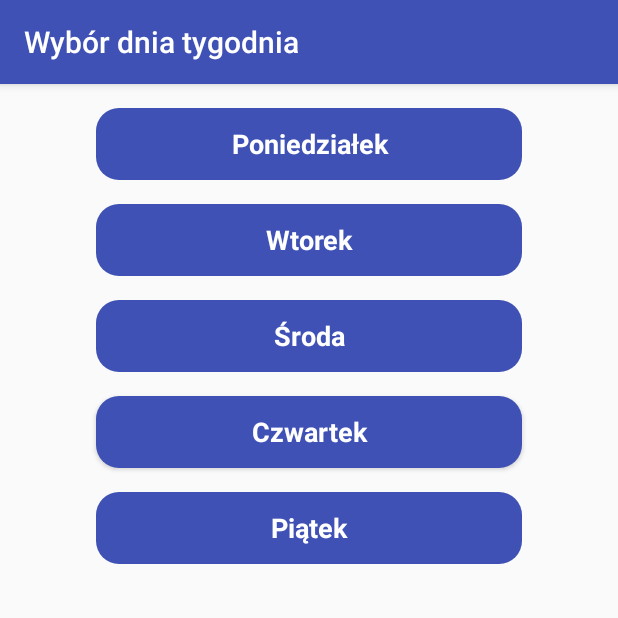
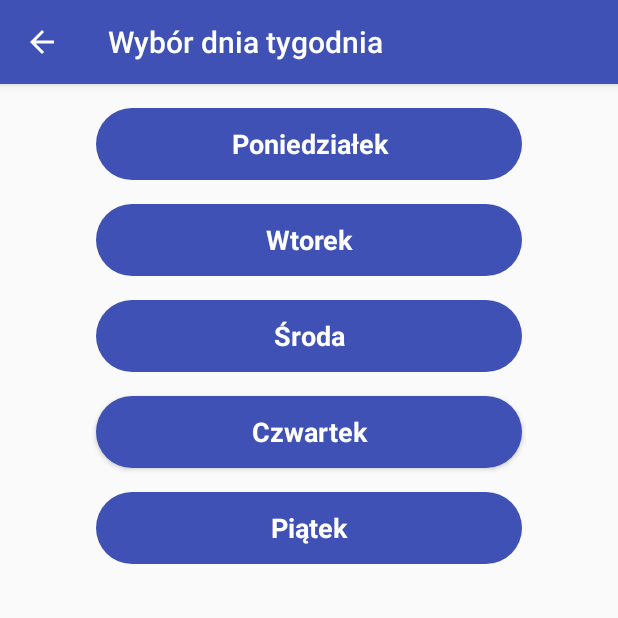
Before and after one commit to MaciejCmiel/Timetable-App, an Android app: the screen it shows after launch (DayChoiceActivity), after a tap on "POBIERZ", on a phone screen of 412 x 824 dp, the top half of it. Run offline under Robolectric (Android 15) with nearby library versions, the phone set to English and light mode, and no system bars.

Commit message:
Add Feature: Up Button

```diff
--- a/app/src/main/java/com/example/macx/projecttimetable/activities/MainActivity.java
+++ b/app/src/main/java/com/example/macx/projecttimetable/activities/MainActivity.java
@@ -18,8 +18,8 @@ import com.example.macx.projecttimetable.R;
 public class MainActivity extends AppCompatActivity {
 
 
-    Spinner semesterSpinner;
-    String chosenSemester;
+    private Spinner semesterSpinner;
+    private String chosenSemester;
 
     @Override
     protected void onCreate(Bundle savedInstanceState) {
@@ -36,7 +36,7 @@ public class MainActivity extends AppCompatActivity {
             @Override
             public void onItemSelected(AdapterView<?> parent, View view, int position, long id) {
                 TextView toastText = (TextView) view;
-                Toast.makeText(getApplicationContext(), "Selected: " + toastText.getText(), Toast.LENGTH_SHORT).show();
+                //Toast.makeText(getApplicationContext(), "Selected: " + toastText.getText(), Toast.LENGTH_SHORT).show();
                 chosenSemester = (String) toastText.getText();
             }
 
--- a/app/src/main/res/drawable/day_of_week.xml
+++ b/app/src/main/res/drawable/day_of_week.xml
@@ -3,7 +3,7 @@
         <item>
             <shape android:shape="rectangle">
                 <solid android:color="@color/colorPrimary"/>
-                <corners android:radius="15dp"/>
+                <corners android:radius="32dp"/>
             </shape>
         </item>
 </selector>
```
Also changed, not shown: app/src/main/AndroidManifest.xml (+9 -2 lines).
